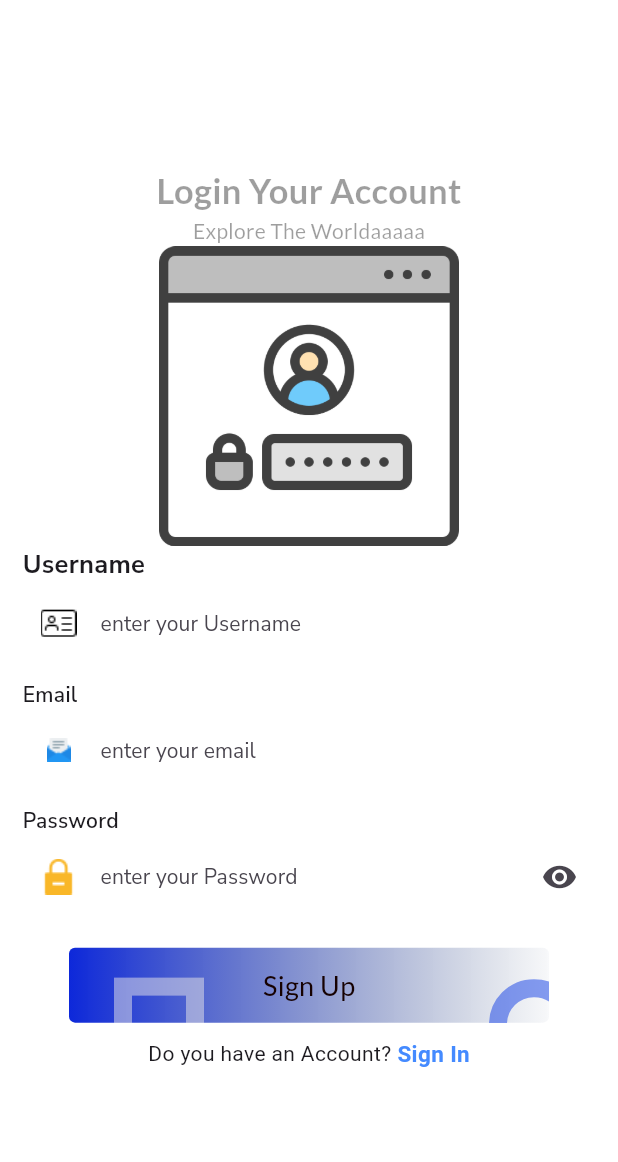
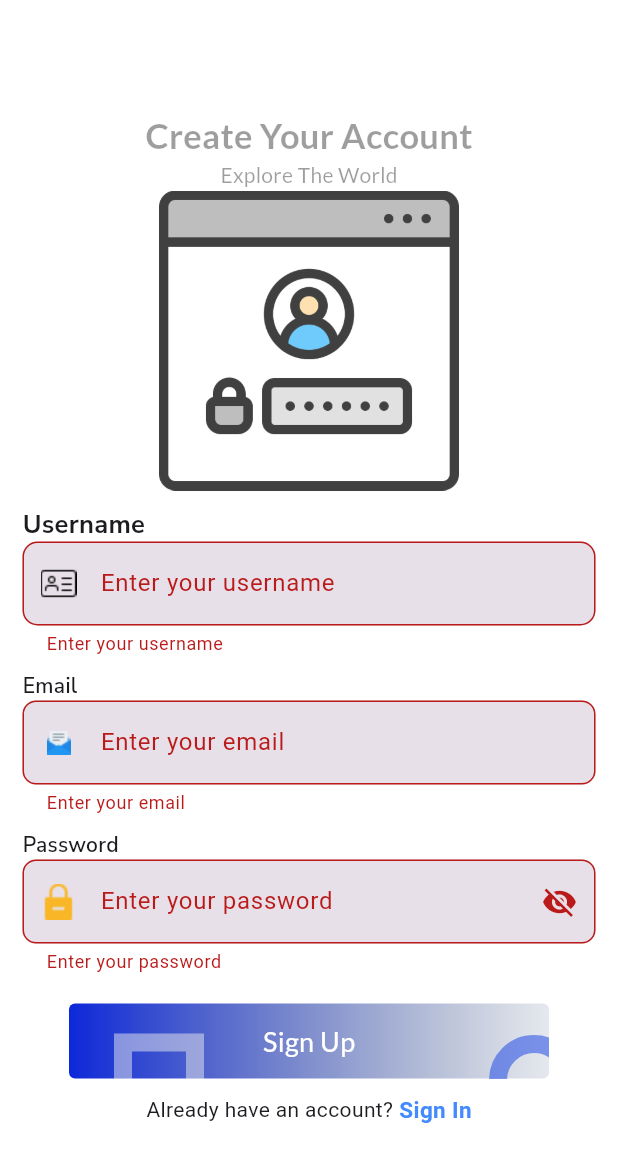
Before and after one commit to ali-nthtosay/flutter-shop, a Flutter app: the screen it shows after launch, after a tap on "Sign Up", on a phone screen of 412 x 824 dp. Shown: the top 1162 px of the screen. Run offline on Flutter 3.47's test engine with Material 3 defaults, Android fonts, the phone set to English and light mode, and no system bars; our stand-ins replace cloud_firestore, firebase_auth, firebase_core, google_fonts; accounts and stored records are empty.

Commit message:
register and login dialog and fiPassword

```diff
--- a/lib/controllers/auth_controller.dart
+++ b/lib/controllers/auth_controller.dart
@@ -27,9 +27,16 @@ class AuthController {
       });
 
       response = "success";
+    } on FirebaseAuthException catch (e) {
+      if (e.code == 'weak-password') {
+        response = 'The password provided is too weak.';
+      } else if (e.code == 'email-already-in-use') {
+        response = 'The account already exists for that email.';
+      } else {
+        response = e.message ?? response;
+      }
     } catch (e) {
-      print("Registration error: $e");
-      response = e.toString();
+      response = 'An error occurred. Please try again.';
     }
 
     return response;
@@ -41,9 +48,16 @@ class AuthController {
     try {
       await _auth.signInWithEmailAndPassword(email: email, password: password);
       res = "success";
+    } on FirebaseAuthException catch (e) {
+      if (e.code == 'user-not-found') {
+        res = 'No user found for that email.';
+      } else if (e.code == 'wrong-password') {
+        res = 'Wrong password provided.';
+      } else {
+        res = e.message ?? res;
+      }
     } catch (e) {
-      print("Login error: $e");
-      res = e.toString();
+      res = 'An error occurred. Try again.';
     }
 
     return res;
--- a/lib/main.dart
+++ b/lib/main.dart
@@ -2,7 +2,7 @@ import 'dart:io';
 
 import 'package:firebase_core/firebase_core.dart';
 import 'package:flutter/material.dart';
-import 'package:flutter_application_1/views/screens/Login_Screen.dart';
+import 'package:flutter_application_1/views/screens/auth_screens/register_screen.dart';
 
 void main() async {
   WidgetsFlutterBinding.ensureInitialized();
@@ -32,7 +32,7 @@ class MyApp extends StatelessWidget {
       theme: ThemeData(
         colorScheme: ColorScheme.fromSeed(seedColor: Colors.deepPurple),
       ),
-      home: LoginScreen(),
+      home: RegisterScreen(),
     );
   }
 }
--- a/lib/views/screens/register_screen.dart
+++ b/lib/views/screens/auth_screens/register_screen.dart
@@ -1,29 +1,40 @@
 import 'package:flutter/material.dart';
 import 'package:flutter_application_1/controllers/auth_controller.dart';
-import 'package:flutter_application_1/views/screens/Login_Screen.dart';
+import 'package:flutter_application_1/views/screens/auth_screens/Login_Screen.dart';
 import 'package:google_fonts/google_fonts.dart';
 
-class RegisterScreen extends StatelessWidget {
+class RegisterScreen extends StatefulWidget {
+  @override
+  State<RegisterScreen> createState() => _RegisterScreenState();
+}
+
+class _RegisterScreenState extends State<RegisterScreen> {
   final GlobalKey<FormState> _formKey = GlobalKey<FormState>();
-  // create new user
   final AuthController _authController = AuthController();
-  late String email;
-  late String fullName;
-  late String password;
+
+  final TextEditingController _emailController = TextEditingController();
+  final TextEditingController _nameController = TextEditingController();
+  final TextEditingController _passwordController = TextEditingController();
+
+  bool _isLoading = false;
+  bool _obscurePassword = true;
 
   registerUser(BuildContext context) async {
+    setState(() => _isLoading = true);
+
     String response = await _authController.registerNewUser(
-      email,
-      fullName,
-      password,
+      _emailController.text.trim(),
+      _nameController.text.trim(),
+      _passwordController.text.trim(),
     );
+
+    setState(() => _isLoading = false);
 
     if (response == "success") {
       ScaffoldMessenger.of(
         context,
-      ).showSnackBar(SnackBar(content: Text('Congrats')));
-
-      Navigator.push(
+      ).showSnackBar(SnackBar(content: Text('Account created successfully!')));
+      Navigator.pushReplacement(
         context,
         MaterialPageRoute(builder: (context) => LoginScreen()),
       );
@@ -34,27 +45,20 @@ class RegisterScreen extends StatelessWidget {
     }
   }
 
-  ///
-
   @override
   Widget build(BuildContext context) {
     return Scaffold(
       backgroundColor: Colors.white.withOpacity(0.95),
-
       body: Center(
-        // Centers the entire column
-        child: Padding(
+        child: SingleChildScrollView(
           padding: const EdgeInsets.all(15.0),
           child: Form(
             key: _formKey,
             child: Column(
-              mainAxisSize: MainAxisSize.min, // Ensures it takes minimal space
-              mainAxisAlignment: MainAxisAlignment.center,
-              crossAxisAlignment:
-                  CrossAxisAlignment.center, // Aligns children center
+              mainAxisSize: MainAxisSize.min,
               children: [
                 Text(
-                  "Login Your Account",
+                  "Create Your Account",
                   style: GoogleFonts.lato(
                     color: Colors.black38,
                     fontWeight: FontWeight.bold,
@@ -63,7 +67,7 @@ class RegisterScreen extends StatelessWidget {
                   ),
                 ),
                 Text(
-                  "Explore The Worldaaaaa",
+                  "Explore The World",
                   style: GoogleFonts.lato(
                     color: Colors.black38,
                     fontSize: 14,
@@ -71,12 +75,14 @@ class RegisterScreen extends StatelessWidget {
                   ),
                 ),
                 Image.asset('assets/images/login.png', height: 200, width: 200),
+                SizedBox(height: 10),
+
+                /// Username Field
                 Align(
                   alignment: Alignment.topLeft,
                   child: Text(
                     "Username",
-                    style: GoogleFonts.getFont(
-                      'Nunito Sans',
+                    style: GoogleFonts.nunitoSans(
                       fontSize: 17,
                       fontWeight: FontWeight.bold,
                       letterSpacing: 0.2,
@@ -84,16 +90,10 @@ class RegisterScreen extends StatelessWidget {
                   ),
                 ),
                 TextFormField(
-                  onChanged: (value) => fullName = value,
-                  validator: (value) {
-                    if (value!.isEmpty) {
-                      return "enter your Username";
-                    } else {
-                      return null;
-                    }
-                  },
+                  controller: _nameController,
+                  validator:
+                      (value) => value!.isEmpty ? "Enter your username" : null,
                   decoration: InputDecoration(
-                    fillColor: Colors.white,
                     filled: true,
                     border: OutlineInputBorder(
                       borderRadius: BorderRadius.circular(10),
@@ -106,51 +106,32 @@ class RegisterScreen extends StatelessWidget {
                         height: 20,
                       ),
                     ),
-                    focusedBorder: InputBorder.none,
-                    enabledBorder: InputBorder.none,
-                    labelText: "enter your Username",
-                    labelStyle: GoogleFonts.getFont(
-                      "Nunito Sans",
-                      fontSize: 14,
-                      letterSpacing: 0.1,
-                    ),
+                    labelText: "Enter your username",
                   ),
                 ),
                 SizedBox(height: 10),
+
+                /// Email Field
                 Align(
                   alignment: Alignment.topLeft,
                   child: Text(
                     'Email',
-                    style: GoogleFonts.getFont(
-                      'Nunito Sans',
+                    style: GoogleFonts.nunitoSans(
                       fontWeight: FontWeight.w600,
                       letterSpacing: 0.2,
                     ),
                   ),
                 ),
                 TextFormField(
-                  onChanged: (value) => email = value,
-                  validator: (value) {
-                    if (value!.isEmpty) {
-                      return "enter your email";
-                    } else {
-                      return null;
-                    }
-                  },
+                  controller: _emailController,
+                  validator:
+                      (value) => value!.isEmpty ? "Enter your email" : null,
                   decoration: InputDecoration(
-                    fillColor: Colors.white,
                     filled: true,
                     border: OutlineInputBorder(
                       borderRadius: BorderRadius.circular(9),
                     ),
-                    focusedBorder: InputBorder.none,
-                    enabledBorder: InputBorder.none,
-                    labelText: "enter your email",
-                    labelStyle: GoogleFonts.getFont(
-                      "Nunito Sans",
-                      fontSize: 14,
-                      letterSpacing: 0.1,
-                    ),
+                    labelText: "Enter your email",
                     prefixIcon: Padding(
                       padding: const EdgeInsets.all(10.0),
                       child: Image.asset(
@@ -162,41 +143,29 @@ class RegisterScreen extends StatelessWidget {
                   ),
                 ),
                 SizedBox(height: 10),
+
+                /// Password Field
                 Align(
                   alignment: Alignment.topLeft,
                   child: Text(
                     'Password',
-                    style: GoogleFonts.getFont(
-                      'Nunito Sans',
+                    style: GoogleFonts.nunitoSans(
                       fontWeight: FontWeight.w600,
                       letterSpacing: 0.2,
                     ),
                   ),
                 ),
                 TextFormField(
-                  onChanged: (value) => password = value,
-                  validator: (value) {
-                    if (value!.isEmpty) {
-                      return "enter your password";
-                    } else {
-                      print('password: $value');
-                      return null;
-                    }
-                  },
+                  controller: _passwordController,
+                  obscureText: _obscurePassword,
+                  validator:
+                      (value) => value!.isEmpty ? "Enter your password" : null,
                   decoration: InputDecoration(
-                    fillColor: Colors.white,
                     filled: true,
                     border: OutlineInputBorder(
                       borderRadius: BorderRadius.circular(9),
                     ),
-                    focusedBorder: InputBorder.none,
-                    enabledBorder: InputBorder.none,
-                    labelText: "enter your Password",
-                    labelStyle: GoogleFonts.getFont(
-                      "Nunito Sans",
-                      fontSize: 14,
-                      letterSpacing: 0.1,
-                    ),
+                    labelText: "Enter your password",
                     prefixIcon: Padding(
                       padding: const EdgeInsets.all(10.0),
                       child: Image.asset(
@@ -205,29 +174,36 @@ class RegisterScreen extends StatelessWidget {
                         height: 20,
                       ),
                     ),
-                    suffixIcon: Icon(Icons.visibility),
+                    suffixIcon: IconButton(
+                      icon: Icon(
+                        _obscurePassword
+                            ? Icons.visibility_off
+                            : Icons.visibility,
+                      ),
+                      onPressed: () {
+                        setState(() {
+                          _obscurePassword = !_obscurePassword;
+                        });
+                      },
+                    ),
                   ),
                 ),
                 SizedBox(height: 20),
+
+                /// Register Button
                 InkWell(
                   onTap: () {
                     if (_formKey.currentState!.validate()) {
-                      registerUser(context); // Pass context properly
-                    } else {
-                      print('failed');
+                      registerUser(context);
                     }
                   },
-
                   child: Container(
                     height: 50,
                     width: 320,
                     decoration: BoxDecoration(
                       borderRadius: BorderRadius.circular(4),
                       gradient: LinearGradient(
-                        colors: [
-                          Color.fromARGB(255, 13, 40, 218),
-                          Color.fromARGB(9, 45, 69, 114),
-                        ],
+                        colors: [Color(0xFF0D28DA), Color(0x1F2D4572)],
                       ),
                     ),
                     child: Stack(
@@ -240,7 +216,6 @@ class RegisterScreen extends StatelessWidget {
                             child: Container(
                               width: 60,
                               height: 60,
-                              clipBehavior: Clip.antiAlias,
                               decoration: BoxDecoration(
                                 border: Border.all(
                                   width: 12,
@@ -259,22 +234,25 @@ class RegisterScreen extends StatelessWidget {
                             child: Container(
                               width: 60,
                               height: 60,
-                              clipBehavior: Clip.antiAlias,
                               decoration: BoxDecoration(
                                 border: Border.all(
                                   width: 12,
-                                  color: Color.fromARGB(255, 235, 232, 232),
+                                  color: Color(0xFFECECEC),
                                 ),
                               ),
                             ),
                           ),
                         ),
                         Center(
-                          child: Text(
+                          child:
+                              _isLoading
+                                  ? CircularProgressIndicator(
+                                    color: Colors.white,
+                                  )
+                                  : Text(
                                     "Sign Up",
-                            style: GoogleFonts.getFont(
-                              'Lato',
-                              color: const Color.fromARGB(255, 22, 1, 1),
+                                    style: GoogleFonts.lato(
+                                      color: Colors.white,
                                       fontSize: 18,
                                     ),
                                   ),
@@ -284,18 +262,21 @@ class RegisterScreen extends StatelessWidget {
                   ),
                 ),
                 SizedBox(height: 10),
+
+                /// Sign in prompt
                 Row(
                   mainAxisAlignment: MainAxisAlignment.center,
                   children: [
-                    Text("Do you have an Account?"),
+                    Text("Already have an account?"),
                     InkWell(
-                      onTap:
-                          () => Navigator.push(
+                      onTap: () {
+                        Navigator.push(
                           context,
                           MaterialPageRoute(
                             builder: (context) => LoginScreen(),
                           ),
-                          ),
+                        );
+                      },
                       child: Text(
                         " Sign In",
                         style: TextStyle(
--- a/pubspec.yaml
+++ b/pubspec.yaml
@@ -61,6 +61,11 @@ flutter:
     - assets/images/email.png
     - assets/images/password.png
     - assets/images/username.png
+    - assets/icons/home.png
+    - assets/icons/love.png
+    - assets/icons/mart.png
+    - assets/icons/cart.png
+    - assets/icons/user.png
   uses-material-design: true
 
   # To add assets to your application, add an assets section, like this:
```
Also changed, not shown: lib/views/screens/auth_screens/Login_Screen.dart (renamed from lib/views/screens/Login_Screen.dart, +35 -12 lines), lib/views/screens/main_screen.dart (+55 -3 lines), lib/views/screens/nav_screens/account_screen.dart (added, +10 -0 lines), lib/views/screens/nav_screens/cart_screen.dart (added, +10 -0 lines), lib/views/screens/nav_screens/favorite_screen.dart (added, +10 -0 lines), lib/views/screens/nav_screens/home_screen.dart (added, +10 -0 lines), lib/views/screens/nav_screens/store_screen.dart (added, +10 -0 lines), assets/icons/house.png (added). Lines whose indentation alone changed are shown as unchanged.
